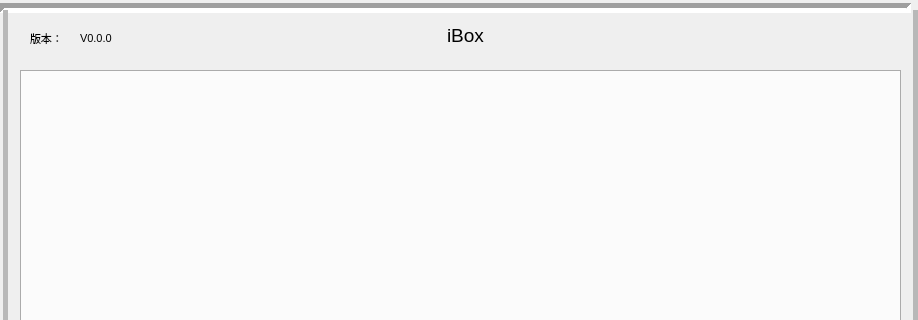
Above: branch/box/boxdlg.ui from ChinaClever/BusBar-Qt before the change; both pictures show x 0 to 918 and y 0 to 320 of the 918 by 548 pixel window. Below: the same form after it.
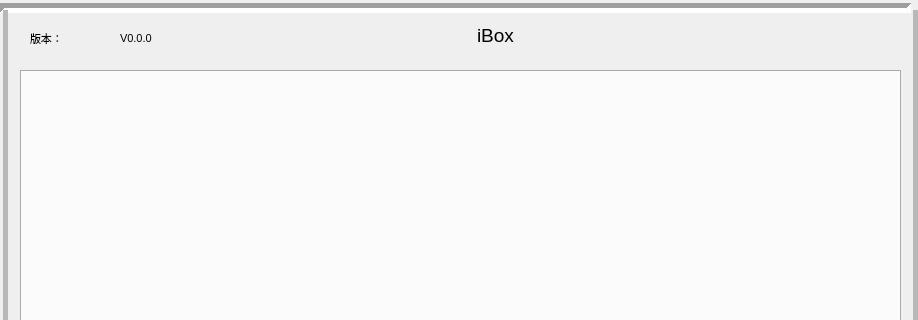
That is the form after the change. Icons and pictures are not drawn.

The edit to the form file:
```diff
--- a/branch/box/boxdlg.ui
+++ b/branch/box/boxdlg.ui
@@ -30,9 +30,9 @@
   <widget class="QLabel" name="titleLab">
    <property name="geometry">
     <rect>
-     <x>380</x>
+     <x>200</x>
      <y>20</y>
-     <width>171</width>
+     <width>591</width>
      <height>31</height>
     </rect>
    </property>
@@ -172,7 +172,7 @@
     <rect>
      <x>30</x>
      <y>30</y>
-     <width>41</width>
+     <width>81</width>
      <height>17</height>
     </rect>
    </property>
@@ -183,7 +183,7 @@
   <widget class="QLabel" name="version">
    <property name="geometry">
     <rect>
-     <x>80</x>
+     <x>120</x>
      <y>30</y>
      <width>67</width>
      <height>17</height>
```
